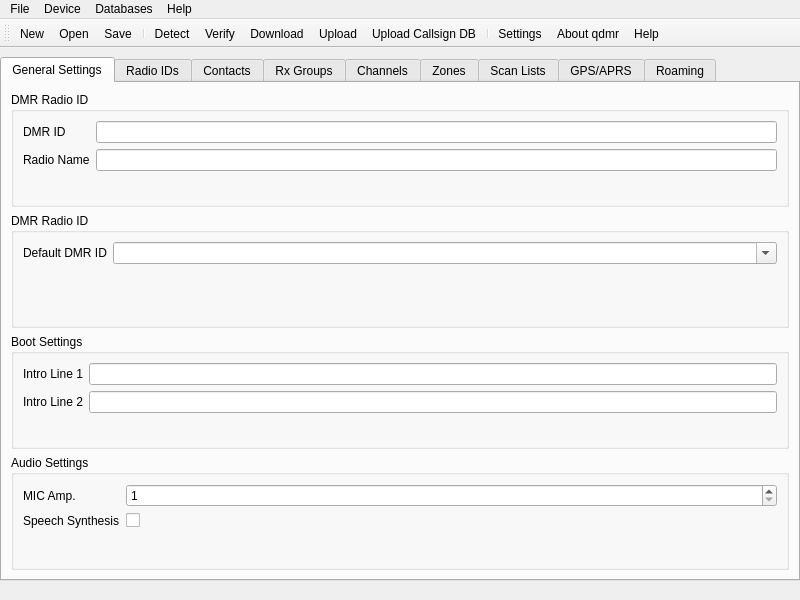
Qt form shared/mainwindow.ui (hmatuschek/qdmr) before a commit.
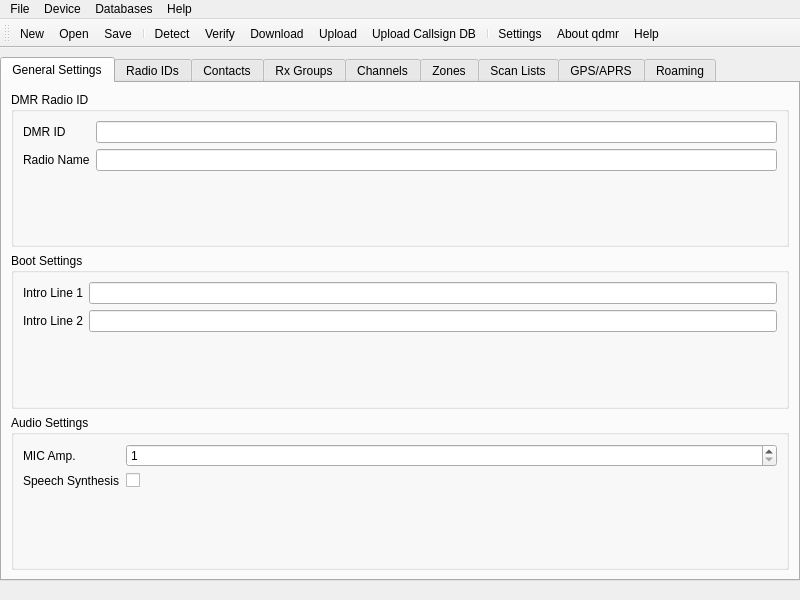
The same form after that commit. Icons and pictures are not drawn.

The edit to the form file:
```diff
--- a/shared/mainwindow.ui
+++ b/shared/mainwindow.ui
@@ -107,44 +107,6 @@
           </layout>
          </widget>
         </item>
-        <item>
-         <widget class="QGroupBox" name="defaultIDBox">
-          <property name="title">
-           <string>DMR Radio ID</string>
-          </property>
-          <layout class="QFormLayout" name="formLayout_3">
-           <item row="0" column="0">
-            <widget class="QLabel" name="defaultIDLabel">
-             <property name="text">
-              <string>Default DMR ID</string>
-             </property>
-            </widget>
-           </item>
-           <item row="0" column="1">
-            <widget class="QComboBox" name="defaultID">
-             <property name="sizePolicy">
-              <sizepolicy hsizetype="Expanding" vsizetype="Fixed">
-               <horstretch>0</horstretch>
-               <verstretch>0</verstretch>
-              </sizepolicy>
-             </property>
-             <property name="toolTip">
-              <string>&lt;html&gt;&lt;head/&gt;&lt;body&gt;&lt;p&gt;The default DMR ID. &lt;/p&gt;&lt;p&gt;Usually, you will ever only need &lt;span style=&quot; font-weight:600;&quot;&gt;one&lt;/span&gt; DMR IDs for all your radios. In some rare cases, multiple DMR IDs are needed and can be added using the '+' button to the right.&lt;/p&gt;&lt;/body&gt;&lt;/html&gt;</string>
-             </property>
-             <property name="editable">
-              <bool>true</bool>
-             </property>
-             <property name="insertPolicy">
-              <enum>QComboBox::NoInsert</enum>
-             </property>
-             <property name="duplicatesEnabled">
-              <bool>true</bool>
-             </property>
-            </widget>
-           </item>
-          </layout>
-         </widget>
-        </item>
         <item>
          <widget class="QGroupBox" name="bootSettingsBox">
           <property name="title">
@@ -238,6 +200,20 @@
         <string>Radio IDs</string>
        </attribute>
        <layout class="QVBoxLayout" name="verticalLayout_22">
+        <item>
+         <layout class="QFormLayout" name="formLayout">
+          <item row="0" column="0">
+           <widget class="QLabel" name="label">
+            <property name="text">
+             <string>Default DMR Radio ID</string>
+            </property>
+           </widget>
+          </item>
+          <item row="0" column="1">
+           <widget class="QComboBox" name="defaultID"/>
+          </item>
+         </layout>
+        </item>
         <item>
          <layout class="QHBoxLayout" name="horizontalLayout_16">
           <item>
```
Left out of the diff: 1 changed line with no effect on the pictures.
